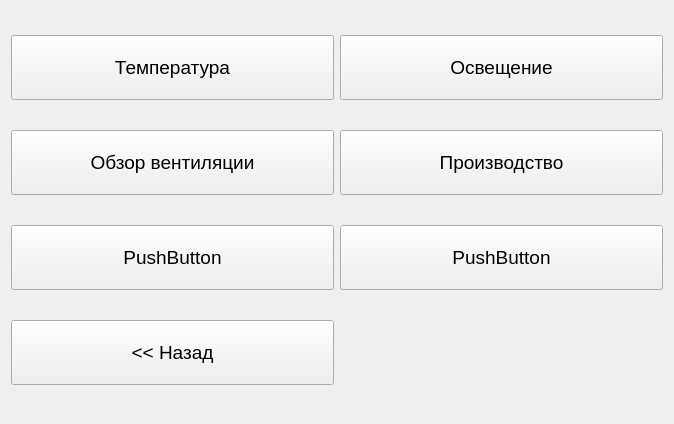
ciberslavik/climacore, file QtClient/QtClimaClient/Frames/MainMenuFrame.ui: the form before one commit.
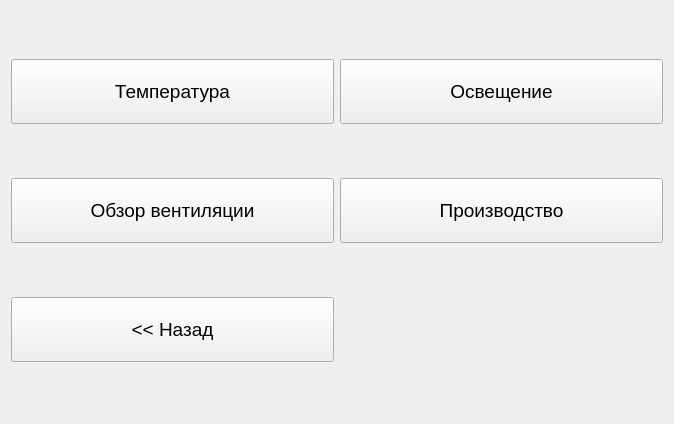
The form after the commit.

```diff
--- a/QtClient/QtClimaClient/Frames/MainMenuFrame.ui
+++ b/QtClient/QtClimaClient/Frames/MainMenuFrame.ui
@@ -19,19 +19,6 @@
    <string>Form</string>
   </property>
   <layout class="QGridLayout" name="gridLayout">
-   <item row="2" column="1">
-    <widget class="QPushButton" name="pushButton_6">
-     <property name="minimumSize">
-      <size>
-       <width>0</width>
-       <height>65</height>
-      </size>
-     </property>
-     <property name="text">
-      <string>PushButton</string>
-     </property>
-    </widget>
-   </item>
    <item row="0" column="0">
     <widget class="QPushButton" name="btnTemperature">
      <property name="minimumSize">
@@ -45,19 +32,6 @@
      </property>
     </widget>
    </item>
-   <item row="1" column="0">
-    <widget class="QPushButton" name="btnVentilationOverview">
-     <property name="minimumSize">
-      <size>
-       <width>0</width>
-       <height>65</height>
-      </size>
-     </property>
-     <property name="text">
-      <string>Обзор вентиляции</string>
-     </property>
-    </widget>
-   </item>
    <item row="1" column="1">
     <widget class="QPushButton" name="btnProduction">
      <property name="minimumSize">
@@ -72,7 +46,7 @@
     </widget>
    </item>
    <item row="2" column="0">
-    <widget class="QPushButton" name="pushButton_5">
+    <widget class="QPushButton" name="btnReturn">
      <property name="minimumSize">
       <size>
        <width>0</width>
@@ -80,7 +54,7 @@
       </size>
      </property>
      <property name="text">
-      <string>PushButton</string>
+      <string>&lt;&lt; Назад</string>
      </property>
     </widget>
    </item>
@@ -97,8 +71,8 @@
      </property>
     </widget>
    </item>
-   <item row="3" column="0">
-    <widget class="QPushButton" name="btnReturn">
+   <item row="1" column="0">
+    <widget class="QPushButton" name="btnVentilationOverview">
      <property name="minimumSize">
       <size>
        <width>0</width>
@@ -106,7 +80,7 @@
       </size>
      </property>
      <property name="text">
-      <string>&lt;&lt; Назад</string>
+      <string>Обзор вентиляции</string>
      </property>
     </widget>
    </item>
```
